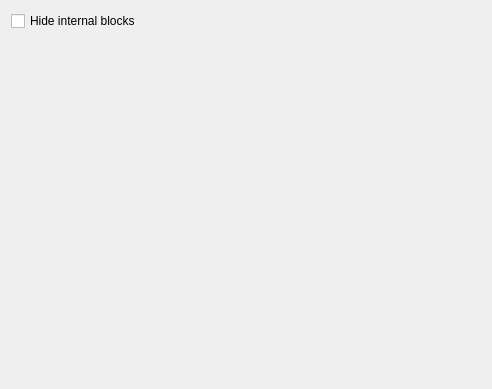
Before: the Qt Designer form scripts/Widgets/BlockList/PreferencesPage.ui in qcad/qcad, drawn with Qt 5.
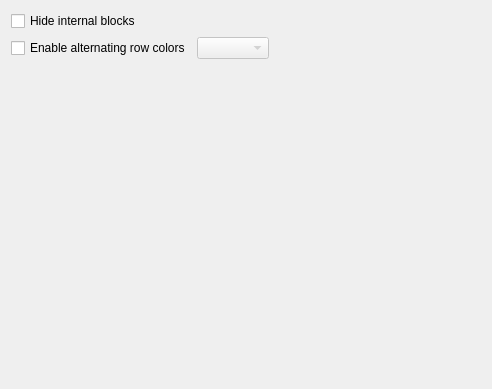
After: the same form once the commit is applied. Custom widgets are drawn as their Qt base class.

Commit message: add preference for alternating colors in block list

What changed in the file:
```diff
--- a/scripts/Widgets/BlockList/PreferencesPage.ui
+++ b/scripts/Widgets/BlockList/PreferencesPage.ui
@@ -21,6 +21,53 @@
      </property>
     </widget>
    </item>
+   <item>
+    <layout class="QHBoxLayout" name="horizontalLayout">
+     <item>
+      <widget class="QCheckBox" name="EnableAlternatingRowColor">
+       <property name="text">
+        <string>Enable alternating row colors</string>
+       </property>
+      </widget>
+     </item>
+     <item>
+      <widget class="RColorCombo" name="AlternatingRowColor">
+       <property name="enabled">
+        <bool>false</bool>
+       </property>
+       <property name="onlyFixed" stdset="0">
+        <bool>true</bool>
+       </property>
+       <property name="color" stdset="0">
+        <color>
+         <red>230</red>
+         <green>235</green>
+         <blue>250</blue>
+        </color>
+       </property>
+       <property name="blackWhite" stdset="0">
+        <bool>false</bool>
+       </property>
+       <property name="showAlphaChannel" stdset="0">
+        <bool>true</bool>
+       </property>
+      </widget>
+     </item>
+     <item>
+      <spacer name="horizontalSpacer">
+       <property name="orientation">
+        <enum>Qt::Horizontal</enum>
+       </property>
+       <property name="sizeHint" stdset="0">
+        <size>
+         <width>40</width>
+         <height>20</height>
+        </size>
+       </property>
+      </spacer>
+     </item>
+    </layout>
+   </item>
    <item>
     <spacer name="verticalSpacer">
      <property name="orientation">
@@ -29,13 +76,20 @@
      <property name="sizeHint" stdset="0">
       <size>
        <width>20</width>
-       <height>244</height>
+       <height>40</height>
       </size>
      </property>
     </spacer>
    </item>
   </layout>
  </widget>
+ <customwidgets>
+  <customwidget>
+   <class>RColorCombo</class>
+   <extends>QComboBox</extends>
+   <header>RColorCombo.h</header>
+  </customwidget>
+ </customwidgets>
  <resources/>
  <connections/>
 </ui>
```
Left out of the diff: 19 changed lines with no effect on the pictures. The commit also changes 1 other file.
